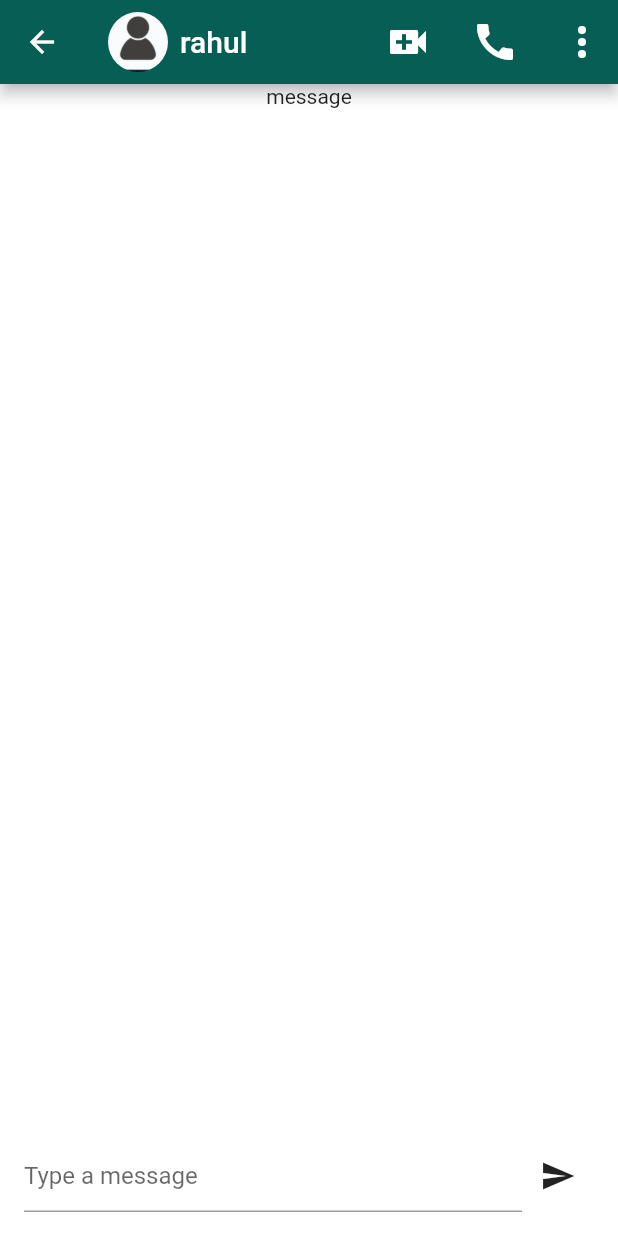
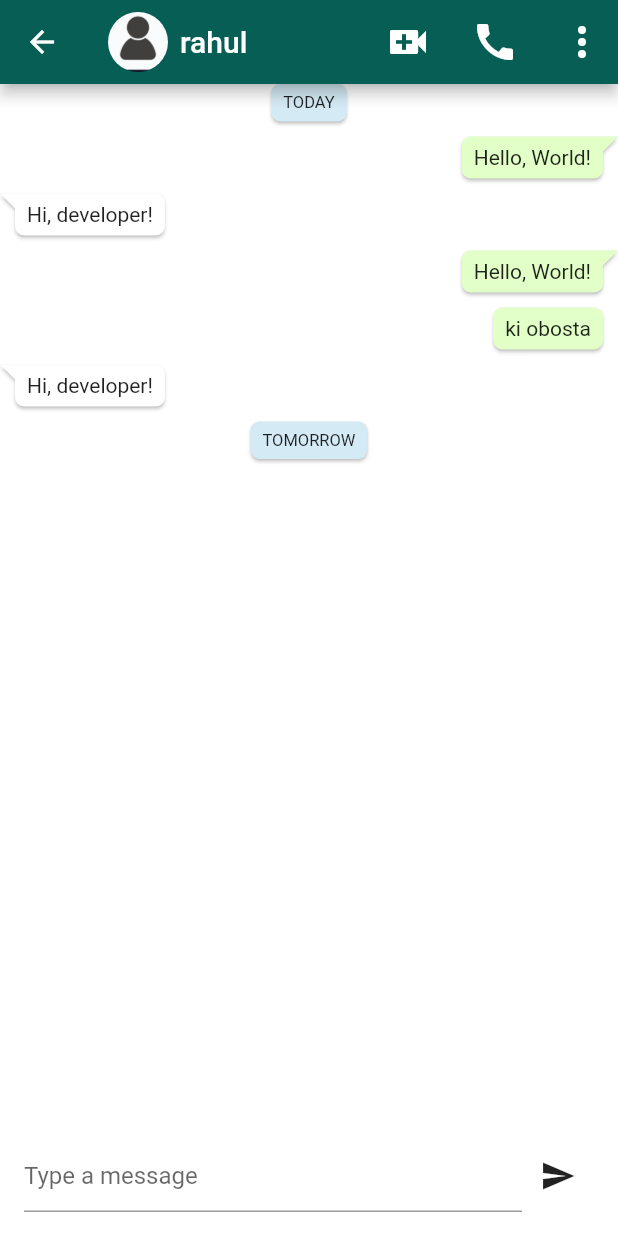
Before and after one commit to debobroto24/whatsapp_ui, a Flutter app: the Conversation screen opened directly, on a phone screen of 412 x 824 dp. Run offline on Flutter 3.47's test engine with Material 2 defaults, Android fonts, the phone set to English and light mode, and no system bars; drawn by our look-alikes of bubble; statements that could not run were skipped.

Commit message:
hide appbar while scroll and some design changes

```diff
--- a/lib/pages/conversation.dart
+++ b/lib/pages/conversation.dart
@@ -1,4 +1,5 @@
 import 'package:flutter/material.dart';
+import 'package:whatsapp/pages/message_page.dart';
 
 class Conversation extends StatelessWidget {
   const Conversation({Key? key}) : super(key: key);
@@ -15,22 +16,23 @@ class Conversation extends StatelessWidget {
               child: Image.asset('images/default.jpg',
                   height: 40, width: 40, fit: BoxFit.cover),
             ),
-            Padding(padding: EdgeInsets.only(left: 8.0), child: Text("rahul")),
+            const Padding(
+                padding: EdgeInsets.only(left: 8.0), child: Text("rahul")),
           ],
         ),
-        actions: [
-          const IconButton(
+        actions: const [
+          IconButton(
             onPressed: null,
-            icon: const Icon(
+            icon: Icon(
               Icons.video_call,
               size: 32,
               color: Colors.white,
             ),
           ),
-          const SizedBox(width: 10),
+          SizedBox(width: 10),
           IconButton(
             onPressed: null,
-            icon: const Icon(
+            icon: Icon(
               Icons.call,
               size: 32,
               color: Colors.white,
@@ -39,7 +41,7 @@ class Conversation extends StatelessWidget {
           SizedBox(width: 10),
           IconButton(
             onPressed: null,
-            icon: const Icon(
+            icon: Icon(
               Icons.more_vert,
               size: 32,
               color: Colors.white,
@@ -50,7 +52,7 @@ class Conversation extends StatelessWidget {
       body: Column(
         children: [
           Expanded(
-            child: Text('message'),
+            child: const MessagePage(),
           ),
           Container(
             alignment: Alignment.bottomCenter,
--- /dev/null
+++ b/lib/pages/message_page.dart
@@ -0,0 +1,58 @@
+import 'package:bubble/bubble.dart';
+import 'package:flutter/material.dart';
+import 'package:whatsapp/widgets/constraints.dart';
+
+class MessagePage extends StatefulWidget {
+  const MessagePage({Key? key}) : super(key: key);
+
+  @override
+  State<MessagePage> createState() => _MessagePageState();
+}
+
+class _MessagePageState extends State<MessagePage> {
+  @override
+  Widget build(BuildContext context) {
+    return ListView(
+      children: [
+        Bubble(
+          alignment: Alignment.center,
+          color: const Color.fromRGBO(212, 234, 244, 1.0),
+          child: const Text('TODAY',
+              textAlign: TextAlign.center, style: TextStyle(fontSize: 11.0)),
+        ),
+        Bubble(
+          style: styleReceiver,
+          showNip: true,
+          child: Text('Hello, World!', textAlign: TextAlign.right),
+        ),
+        Bubble(
+          style: styleSender,
+          showNip: true,
+          child: Text('Hi, developer!'),
+        ),
+        Bubble(
+          style: styleReceiver,
+          showNip: true,
+          child: Text('Hello, World!', textAlign: TextAlign.right),
+        ),
+        Bubble(
+          style: styleReceiver,
+          child: Text('ki obosta', textAlign: TextAlign.right),
+        ),
+        Bubble(
+          style: styleSender,
+          showNip: true,
+          child: Text('Hi, developer!'),
+        ),
+        Bubble(
+          margin: BubbleEdges.only(top: 10),
+          alignment: Alignment.center,
+          nip: BubbleNip.no,
+          color: Color.fromRGBO(212, 234, 244, 1.0),
+          child: Text('TOMORROW',
+              textAlign: TextAlign.center, style: TextStyle(fontSize: 11.0)),
+        ),
+      ],
+    );
+  }
+}
--- /dev/null
+++ b/lib/utils/colors.dart
@@ -0,0 +1,6 @@
+import 'package:flutter/material.dart';
+
+class AppColors {
+  static const primarySwatch = Color(0xff008069);
+  static const secondaryColor = Color(0xffece5dd);
+}
--- /dev/null
+++ b/lib/widgets/constraints.dart
@@ -0,0 +1,20 @@
+import 'package:bubble/bubble.dart';
+import 'package:flutter/cupertino.dart';
+
+const styleSender = BubbleStyle(
+  margin: BubbleEdges.only(top: 10),
+  alignment: Alignment.topLeft,
+  nipWidth: 10,
+  nipHeight: 10,
+  nip: BubbleNip.leftTop,
+  showNip: false,
+);
+const styleReceiver = BubbleStyle(
+  margin: BubbleEdges.only(top: 10),
+  alignment: Alignment.topRight,
+  nipWidth: 10,
+  nipHeight: 10,
+  nip: BubbleNip.rightTop,
+  color: Color.fromRGBO(225, 255, 199, 1.0),
+  showNip: false,
+);
--- a/pubspec.yaml
+++ b/pubspec.yaml
@@ -34,6 +34,7 @@ dependencies:
   # The following adds the Cupertino Icons font to your application.
   # Use with the CupertinoIcons class for iOS style icons.
   cupertino_icons: ^1.0.2
+  bubble: ^1.2.1
 
 dev_dependencies:
   flutter_test:
```
Also changed, not shown: lib/pages/chat_page.dart (deleted, +0 -51 lines), lib/screens/HomePage.dart (+129 -102 lines), lib/screens/chat_list_screen.dart (added, +19 -0 lines), lib/widgets/contact.dart (added, +56 -0 lines), lib/widgets/custom_appbar.dart (added, +116 -0 lines), pubspec.lock.
